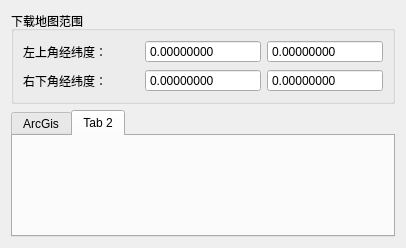
First picture: the form in MapExamples/MapDownload/mapinput.ui, repository mahuifa/QMDemo, before the edit.
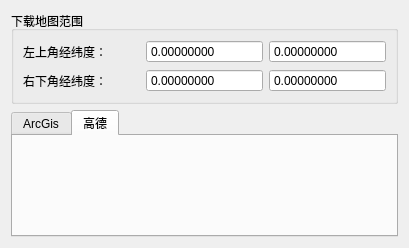
Second picture: the form after the edit. The open tabs and pages were chosen to show the change.

Commit message: refactor：将下载信息计算函数放到mapinput类中。

```diff
--- a/MapExamples/MapDownload/mapinput.ui
+++ b/MapExamples/MapDownload/mapinput.ui
@@ -6,8 +6,8 @@
    <rect>
     <x>0</x>
     <y>0</y>
-    <width>406</width>
-    <height>238</height>
+    <width>409</width>
+    <height>248</height>
    </rect>
   </property>
   <property name="windowTitle">
@@ -164,7 +164,7 @@
      </widget>
      <widget class="QWidget" name="tab_2">
       <attribute name="title">
-       <string>Tab 2</string>
+       <string>高德</string>
       </attribute>
      </widget>
     </widget>
```
Left out of the diff: 2 changed lines with no effect on the pictures. The commit also changes 8 other files.
